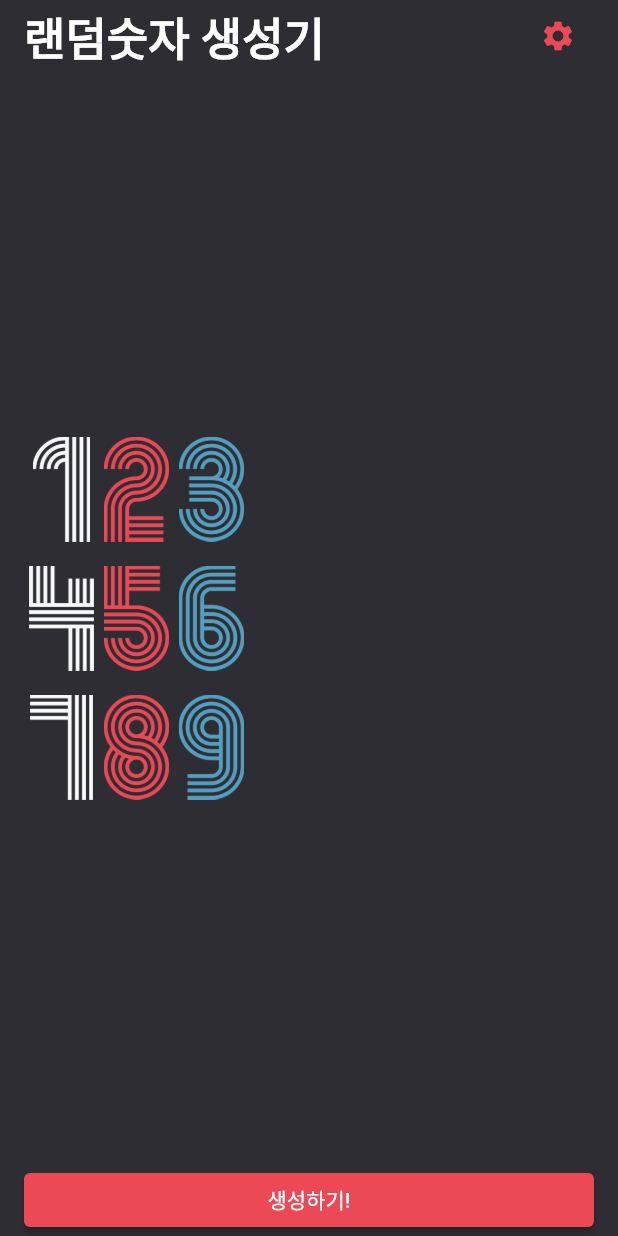
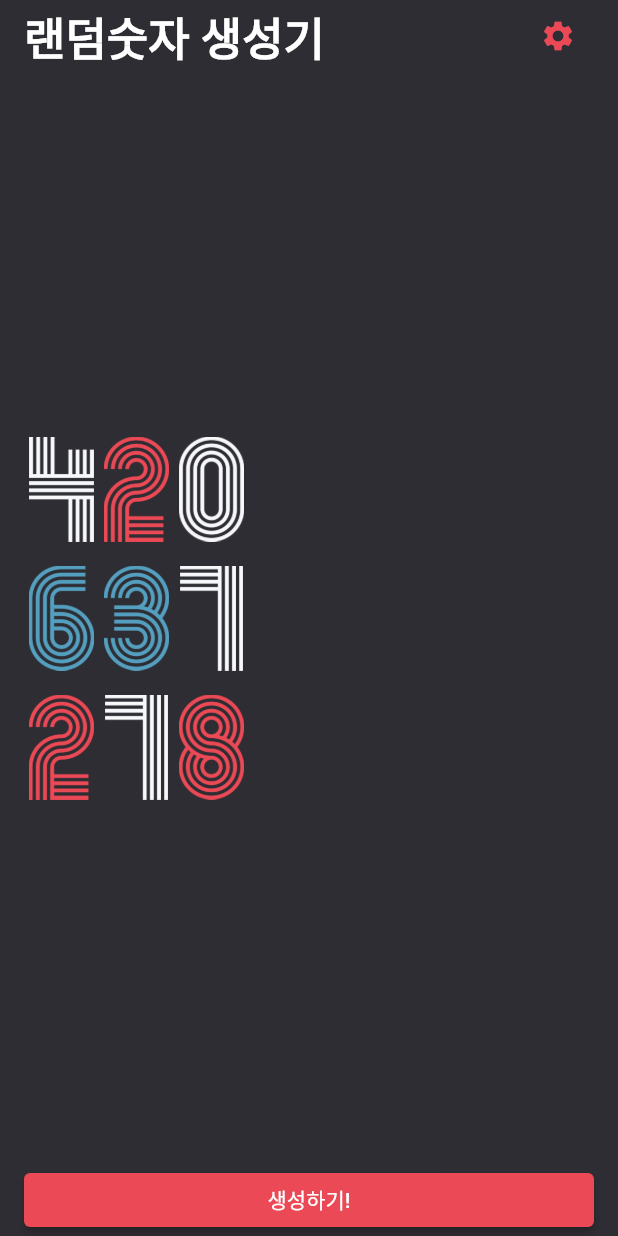
Before and after one commit to cold-pumpkin/coding-factory, a Flutter app: the screen it shows after launch, after a tap on "생성하기!", on a phone screen of 412 x 824 dp. Run offline on Flutter 3.47's test engine with Material 2 defaults, Android fonts, the light colour scheme and no system bars; our stand-ins replace webview_flutter.

Commit message:
랜덤숫자 생성기 - 난수 생성하기

```diff
--- a/random_number/lib/screen/home_screen.dart
+++ b/random_number/lib/screen/home_screen.dart
@@ -1,8 +1,21 @@
+import 'dart:math';
+
 import 'package:flutter/material.dart';
 import 'package:random_number/constant/color.dart';
 
-class HomeScreen extends StatelessWidget {
+class HomeScreen extends StatefulWidget {
   const HomeScreen({super.key});
+
+  @override
+  State<HomeScreen> createState() => _HomeScreenState();
+}
+
+class _HomeScreenState extends State<HomeScreen> {
+  List<int> randomNumbers = [
+    123,
+    456,
+    789,
+  ];
 
   @override
   Widget build(BuildContext context) {
@@ -16,8 +29,8 @@ class HomeScreen extends StatelessWidget {
             children: [
               Row(
                 mainAxisAlignment: MainAxisAlignment.spaceBetween,
-                children: const [
-                  Text(
+                children: [
+                  const Text(
                     '랜덤숫자 생성기',
                     style: TextStyle(
                       color: Colors.white,
@@ -26,8 +39,8 @@ class HomeScreen extends StatelessWidget {
                     ),
                   ),
                   IconButton(
-                    onPressed: null,
-                    icon: Icon(
+                    onPressed: () {},
+                    icon: const Icon(
                       Icons.settings,
                       color: RED_COLOR,
                     ),
@@ -37,11 +50,7 @@ class HomeScreen extends StatelessWidget {
               Expanded(
                 child: Column(
                     mainAxisAlignment: MainAxisAlignment.center,
-                    children: [
-                      123,
-                      456,
-                      789,
-                    ]
+                    children: randomNumbers
                         .asMap()
                         .entries
                         .map(
@@ -71,7 +80,16 @@ class HomeScreen extends StatelessWidget {
                   style: ElevatedButton.styleFrom(
                     backgroundColor: RED_COLOR,
                   ),
-                  onPressed: () {},
+                  onPressed: () {
+                    final rand = Random();
+                    Set<int> newNumbers = {};
+                    while (newNumbers.length != 3) {
+                      newNumbers.add(rand.nextInt(1000));
+                    }
+                    setState(() {
+                      randomNumbers = newNumbers.toList();
+                    });
+                  },
                   child: const Text('생성하기!'),
                 ),
               ),
```
